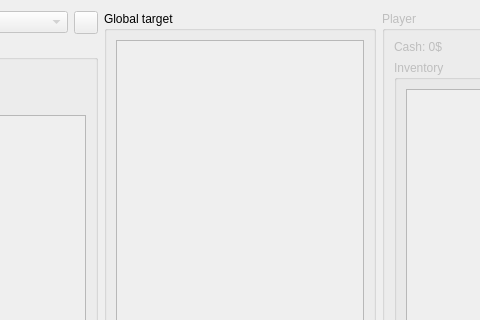
Above: tools/bot-actions/BotTargetList.ui from alphaonex86/CatchChallenger before the change; both pictures show x 559 to 1039 and y 0 to 320 of the 1244 by 781 pixel window. Below: the same form after it.
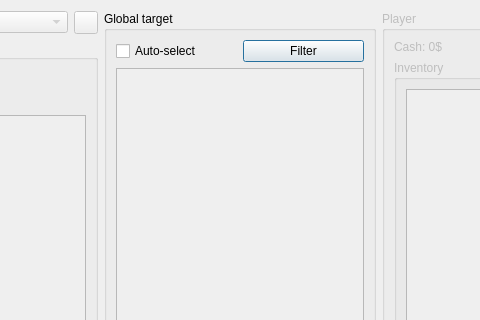
That is the form after the change. Icons and pictures are not drawn.

```diff
--- a/tools/bot-actions/BotTargetList.ui
+++ b/tools/bot-actions/BotTargetList.ui
@@ -221,6 +221,24 @@
         <string>Global target</string>
        </property>
        <layout class="QVBoxLayout" name="verticalLayout_3">
+        <item>
+         <layout class="QHBoxLayout" name="horizontalLayout_5">
+          <item>
+           <widget class="QCheckBox" name="autoSelectTarget">
+            <property name="text">
+             <string>Auto-select</string>
+            </property>
+           </widget>
+          </item>
+          <item>
+           <widget class="QPushButton" name="autoSelectFilter">
+            <property name="text">
+             <string>Filter</string>
+            </property>
+           </widget>
+          </item>
+         </layout>
+        </item>
         <item>
          <widget class="QListWidget" name="globalTargets">
           <property name="enabled">
```
